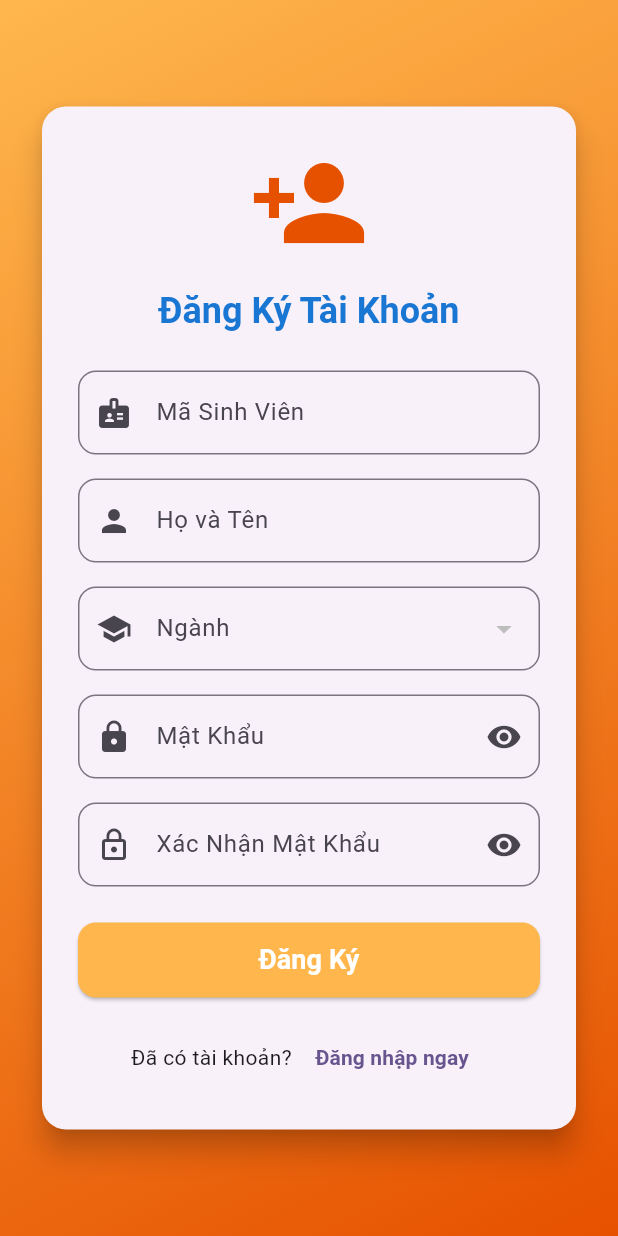
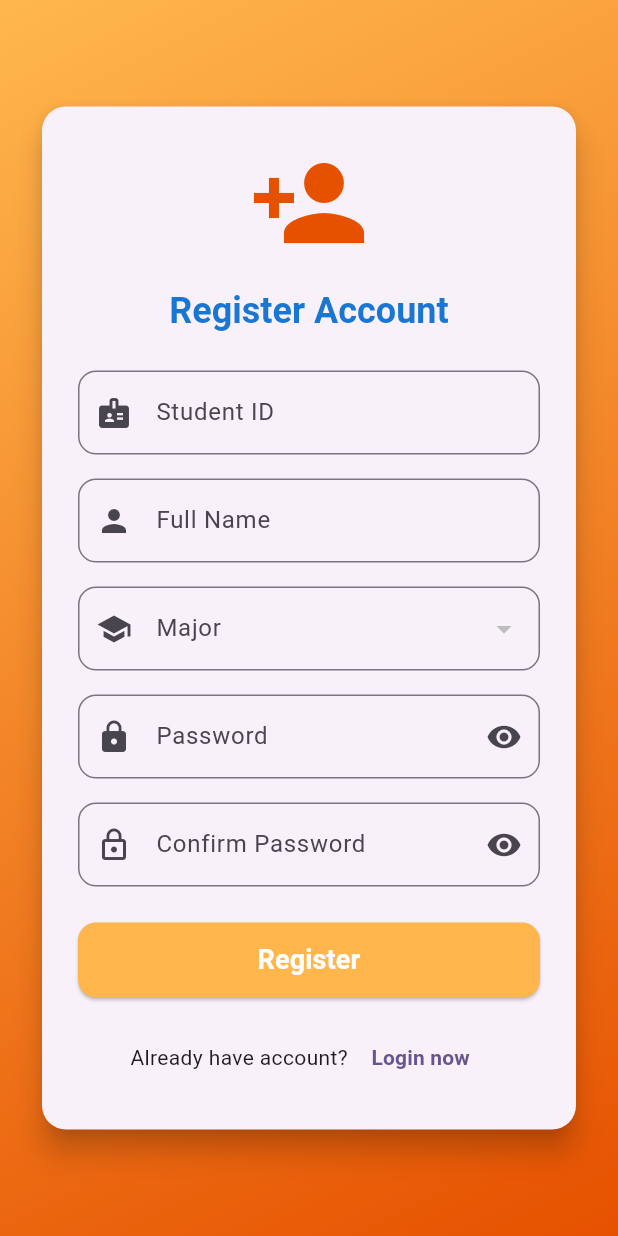
Before and after one commit to QuocAn108/PE_PT_PRM392, a Flutter app: the RegisterView screen opened directly, on a phone screen of 412 x 824 dp. Run offline on Flutter 3.47's test engine with Material 3 defaults, Android fonts, the phone set to English and light mode, and no system bars; our stand-ins replace flutter_contacts, flutter_dotenv, flutter_map, geocoding, image_picker, latlong2 and 2 more; accounts and stored records are empty.

Commit message:
feat: translate to english name

```diff
--- a/lib/View/login_view.dart
+++ b/lib/View/login_view.dart
@@ -36,7 +36,7 @@ class _LoginViewState extends State<LoginView> {
       if (!success && mounted) {
         ScaffoldMessenger.of(context).showSnackBar(
           SnackBar(
-            content: Text(authViewModel.errorMessage ?? "Đăng nhập thất bại"),
+            content: Text(authViewModel.errorMessage ?? "Login failed"),
             backgroundColor: Colors.red,
           ),
         );
@@ -83,7 +83,7 @@ class _LoginViewState extends State<LoginView> {
                         ),
                         const SizedBox(height: 16),
                         Text(
-                          'Quản Lý Sinh Viên',
+                          'Student Management',
                           style: Theme.of(context).textTheme.headlineSmall?.copyWith(
                             fontWeight: FontWeight.bold,
                             color: AppColors.primary,
@@ -91,7 +91,7 @@ class _LoginViewState extends State<LoginView> {
                         ),
                         const SizedBox(height: 8),
                         Text(
-                          'Đăng nhập vào hệ thống',
+                          'Log in to the system',
                           style: TextStyle(
                             color: Colors.grey.shade600,
                             fontSize: 14,
@@ -102,14 +102,14 @@ class _LoginViewState extends State<LoginView> {
                         TextFormField(
                           controller: _usernameController,
                           decoration: InputDecoration(
-                            labelText: 'Tên đăng nhập',
+                            labelText: 'Username',
                             prefixIcon: const Icon(Icons.person),
                             border: OutlineInputBorder(
                               borderRadius: BorderRadius.circular(12),
                             ),
-                            hintText: 'Nhập mã sinh viên',
+                            hintText: 'Enter student ID',
                           ),
-                          validator: (value) => (value?.isEmpty ?? true) ? "Không được để trống" : null,
+                          validator: (value) => (value?.isEmpty ?? true) ? "Cannot be empty" : null,
                         ),
                         const SizedBox(height: 16),
 
@@ -117,7 +117,7 @@ class _LoginViewState extends State<LoginView> {
                           controller: _passwordController,
                           obscureText: _obscurePassword,
                           decoration: InputDecoration(
-                            labelText: 'Mật khẩu',
+                            labelText: 'Password',
                             prefixIcon: const Icon(Icons.lock),
                             suffixIcon: IconButton(
                               icon: Icon(_obscurePassword ? Icons.visibility : Icons.visibility_off),
@@ -130,9 +130,9 @@ class _LoginViewState extends State<LoginView> {
                             border: OutlineInputBorder(
                               borderRadius: BorderRadius.circular(12),
                             ),
-                            hintText: 'Nhập mật khẩu',
+                            hintText: 'Enter password',
                           ),
-                          validator: (value) => (value?.isEmpty ?? true) ? "Không được để trống" : null,
+                          validator: (value) => (value?.isEmpty ?? true) ? "Cannot be empty" : null,
                         ),
                         const SizedBox(height: 24),
 
@@ -151,7 +151,7 @@ class _LoginViewState extends State<LoginView> {
                                 backgroundColor: AppColors.primaryLight,
                               ),
                               child: const Text(
-                                'Đăng Nhập',
+                                'Login',
                                 style: TextStyle(fontSize: 18, fontWeight: FontWeight.bold,color: Colors.white),
                               ),
                             ),
@@ -161,7 +161,7 @@ class _LoginViewState extends State<LoginView> {
                         Row(
                           mainAxisAlignment: MainAxisAlignment.center,
                           children: [
-                            const Text('Chưa có tài khoản? '),
+                            const Text('Don\'t have an account? '),
                             TextButton(
                               onPressed: () {
                                 Navigator.push(
@@ -172,7 +172,7 @@ class _LoginViewState extends State<LoginView> {
                                 );
                               },
                               child: const Text(
-                                'Đăng ký ngay',
+                                'Register now',
                                 style: TextStyle(fontWeight: FontWeight.bold),
                               ),
                             ),
--- a/lib/View/register_view.dart
+++ b/lib/View/register_view.dart
@@ -122,7 +122,7 @@ class _RegisterViewState extends State<RegisterView> {
                           color: AppColors.primaryDark,                        ),
                         const SizedBox(height: 16),
                         Text(
-                          'Đăng Ký Tài Khoản',
+                          'Register Account',
                           style: Theme.of(context).textTheme.headlineSmall?.copyWith(
                             fontWeight: FontWeight.bold,
                             color: Colors.blue.shade700,
@@ -130,18 +130,18 @@ class _RegisterViewState extends State<RegisterView> {
                         ),
                         const SizedBox(height: 24),
 
-                        // Mã SV
+                        // Student ID
                         TextFormField(
                           controller: _maSVController,
                           decoration: InputDecoration(
-                            labelText: 'Mã Sinh Viên',
+                            labelText: 'Student ID',
                             prefixIcon: const Icon(Icons.badge),
                             border: OutlineInputBorder(
                               borderRadius: BorderRadius.circular(12),
                             ),
                           ),
                           validator: (value) {
-                            if (value?.isEmpty ?? true) return 'Vui lòng nhập mã sinh viên';
+                            if (value?.isEmpty ?? true) return 'Please enter student ID';
                             return null;
                           },
                         ),
@@ -151,24 +151,24 @@ class _RegisterViewState extends State<RegisterView> {
                         TextFormField(
                           controller: _hoTenController,
                           decoration: InputDecoration(
-                            labelText: 'Họ và Tên',
+                            labelText: 'Full Name',
                             prefixIcon: const Icon(Icons.person),
                             border: OutlineInputBorder(
                               borderRadius: BorderRadius.circular(12),
                             ),
                           ),
                           validator: (value) {
-                            if (value?.isEmpty ?? true) return 'Vui lòng nhập họ tên';
+                            if (value?.isEmpty ?? true) return 'Please enter full name';
                             return null;
                           },
                         ),
                         const SizedBox(height: 16),
 
-                        // Ngành
+                        // Major
                         DropdownButtonFormField<String>(
                           value: _selectedMaNganh,
                           decoration: InputDecoration(
-                            labelText: 'Ngành',
+                            labelText: 'Major',
                             prefixIcon: const Icon(Icons.school),
                             border: OutlineInputBorder(
                               borderRadius: BorderRadius.circular(12),
@@ -190,12 +190,12 @@ class _RegisterViewState extends State<RegisterView> {
                         ),
                         const SizedBox(height: 16),
 
-                        // Mật khẩu
+                        // Password
                         TextFormField(
                           controller: _passwordController,
                           obscureText: _obscurePassword,
                           decoration: InputDecoration(
-                            labelText: 'Mật Khẩu',
+                            labelText: 'Password',
                             prefixIcon: const Icon(Icons.lock),
                             suffixIcon: IconButton(
                               icon: Icon(_obscurePassword ? Icons.visibility : Icons.visibility_off),
@@ -210,19 +210,19 @@ class _RegisterViewState extends State<RegisterView> {
                             ),
                           ),
                           validator: (value) {
-                            if (value?.isEmpty ?? true) return 'Vui lòng nhập mật khẩu';
-                            if (value!.length < 3) return 'Mật khẩu phải có ít nhất 3 ký tự';
+                            if (value?.isEmpty ?? true) return 'Please enter password';
+                            if (value!.length < 3) return 'Password must be at least 3 characters';
                             return null;
                           },
                         ),
                         const SizedBox(height: 16),
 
-                        // Xác nhận mật khẩu
+                        // Confirm Password
                         TextFormField(
                           controller: _confirmPasswordController,
                           obscureText: _obscureConfirmPassword,
                           decoration: InputDecoration(
-                            labelText: 'Xác Nhận Mật Khẩu',
+                            labelText: 'Confirm Password',
                             prefixIcon: const Icon(Icons.lock_outline),
                             suffixIcon: IconButton(
                               icon: Icon(_obscureConfirmPassword ? Icons.visibility : Icons.visibility_off),
@@ -237,8 +237,8 @@ class _RegisterViewState extends State<RegisterView> {
                             ),
                           ),
                           validator: (value) {
-                            if (value?.isEmpty ?? true) return 'Vui lòng xác nhận mật khẩu';
-                            if (value != _passwordController.text) return 'Mật khẩu không khớp';
+                            if (value?.isEmpty ?? true) return 'Please confirm password';
+                            if (value != _passwordController.text) return 'Passwords do not match';
                             return null;
                           },
                         ),
@@ -260,7 +260,7 @@ class _RegisterViewState extends State<RegisterView> {
                                 backgroundColor: AppColors.primaryLight,
                               ),
                               child: const Text(
-                                'Đăng Ký',
+                                'Register',
                                 style: TextStyle(fontSize: 18, fontWeight: FontWeight.bold,color: Colors.white),
                               ),
                             ),
@@ -271,13 +271,13 @@ class _RegisterViewState extends State<RegisterView> {
                         Row(
                           mainAxisAlignment: MainAxisAlignment.center,
                           children: [
-                            const Text('Đã có tài khoản? '),
+                            const Text('Already have account? '),
                             TextButton(
                               onPressed: () {
                                 Navigator.pop(context);
                               },
                               child: const Text(
-                                'Đăng nhập ngay',
+                                'Login now',
                                 style: TextStyle(fontWeight: FontWeight.bold),
                               ),
                             ),
```
